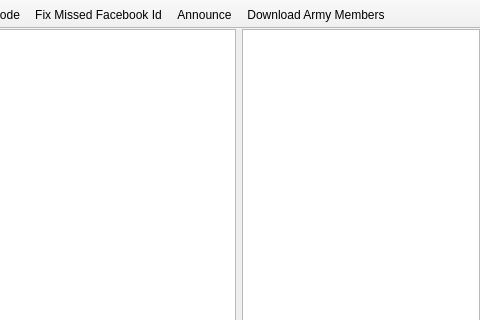
Old version of the form tabs/armycodeannounceplan.ui in the repository yhuiyang/castleage; both pictures show x 120 to 600 and y 0 to 320 of the 600 by 700 pixel window.
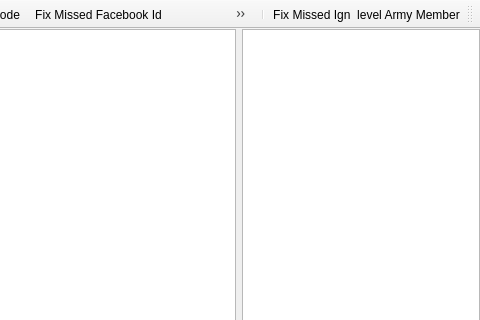
New version of the form.

Commit message: Update ign/level in fbIdAccounts.

```diff
--- a/tabs/armycodeannounceplan.ui
+++ b/tabs/armycodeannounceplan.ui
@@ -69,6 +69,25 @@
    <addaction name="actionAnnounce"/>
    <addaction name="actionDownloadArmyMembers"/>
   </widget>
+  <widget class="QToolBar" name="ArmyMemberToolBar">
+   <property name="windowTitle">
+    <string>Army Member ToolBar</string>
+   </property>
+   <property name="layoutDirection">
+    <enum>Qt::RightToLeft</enum>
+   </property>
+   <property name="allowedAreas">
+    <set>Qt::BottomToolBarArea|Qt::TopToolBarArea</set>
+   </property>
+   <attribute name="toolBarArea">
+    <enum>TopToolBarArea</enum>
+   </attribute>
+   <attribute name="toolBarBreak">
+    <bool>false</bool>
+   </attribute>
+   <addaction name="actionFix_Missed_Ign_level_Army_Member"/>
+   <addaction name="separator"/>
+  </widget>
   <action name="actionUpdateArmyCode">
    <property name="text">
     <string>Fix Missed Army Code</string>
@@ -98,6 +117,11 @@
     <string>Download army members from CA server</string>
    </property>
   </action>
+  <action name="actionFix_Missed_Ign_level_Army_Member">
+   <property name="text">
+    <string>Fix Missed Ign &amp; level Army Member</string>
+   </property>
+  </action>
  </widget>
  <resources/>
  <connections/>
```
Left out of the diff: 7 changed lines with no effect on the pictures. The commit also changes 2 other files.
